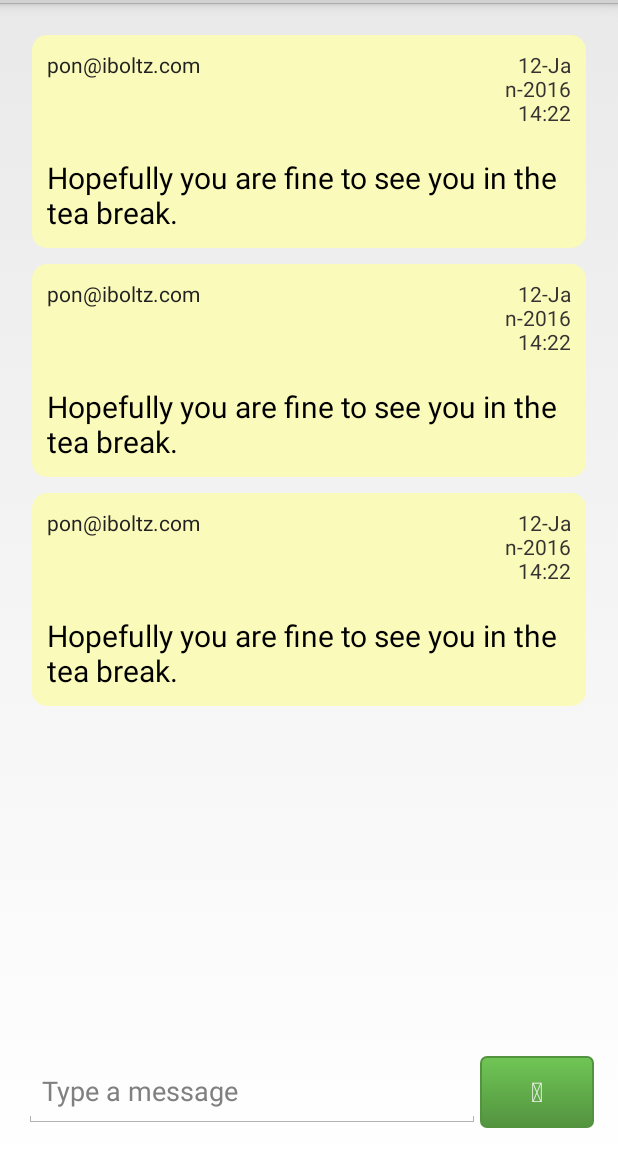
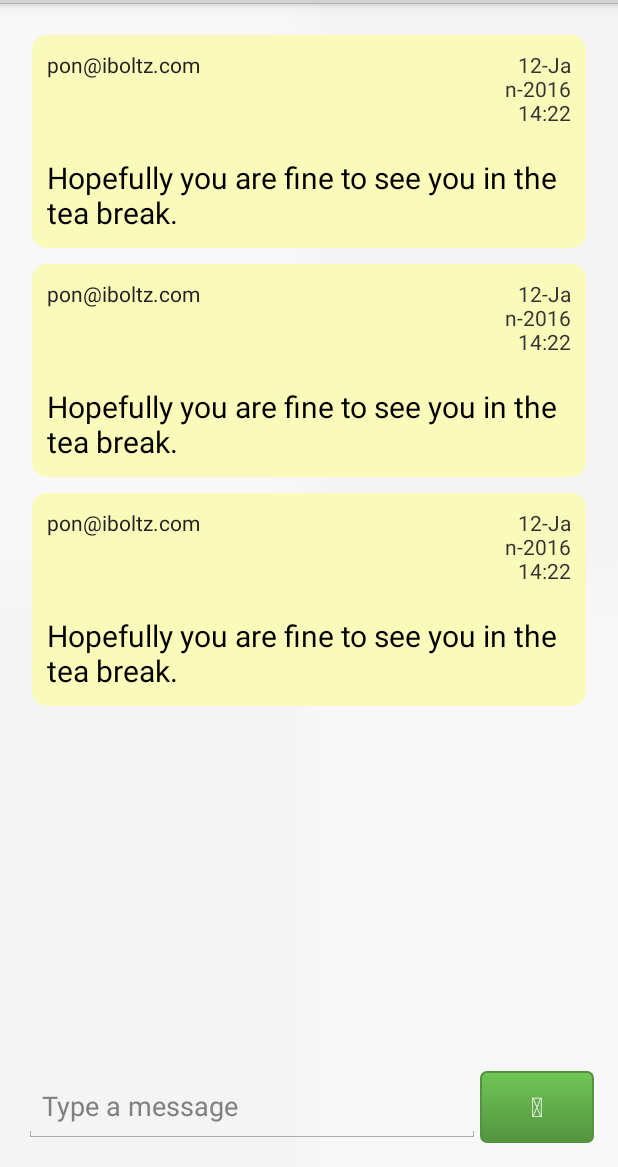
Before and after one commit to iBoltz/ExpatMig, an Android app: the layout activity_chat.xml on its own in the app's theme, with its tools: preview values and no code run, on a phone screen of 412 x 824 dp, the part 69-1236 px from its top. Run offline under Robolectric (Android 15) with nearby library versions, the phone set to English and light mode, and no system bars.

Commit message:
whity :android

```diff
--- a/iBoltz.ExpatMig.Android/ExpatMig/app/src/main/AndroidManifest.xml
+++ b/iBoltz.ExpatMig.Android/ExpatMig/app/src/main/AndroidManifest.xml
@@ -37,7 +37,7 @@
 
     <application
         android:allowBackup="true"
-        android:icon="@mipmap/ic_launcher"
+        android:icon="@mipmap/iboltzlogo"
         android:label="@string/app_name"
         android:theme="@style/AppBaseTheme" >
 
--- a/iBoltz.ExpatMig.Android/ExpatMig/app/src/main/java/iboltz/expatmig/adapters/ChatMessageAdapter.java
+++ b/iBoltz.ExpatMig.Android/ExpatMig/app/src/main/java/iboltz/expatmig/adapters/ChatMessageAdapter.java
@@ -2,6 +2,7 @@ package iboltz.expatmig.adapters;
 
 import android.content.Context;
 import android.text.TextUtils;
+import android.view.Gravity;
 import android.view.LayoutInflater;
 import android.view.View;
 import android.view.ViewGroup;
@@ -52,7 +53,9 @@ public class ChatMessageAdapter extends ArrayAdapter<TopicsModel> {
                     .findViewById(R.id.lblUserName);
             TextView lblCreatedDate = (TextView) rowView
                     .findViewById(R.id.lblCreatedDate);
-
+if(item.CreatedBy == AppCache.HisUserID){
+    lblRightSideMsg.setGravity(Gravity.RIGHT);
+}
 
             lblRightSideMsg.setText(item.Description);
             lblRightSideMsg.setTypeface(AppCache.FontQuickRegular);
--- a/iBoltz.ExpatMig.Android/ExpatMig/app/src/main/java/iboltz/expatmig/facades/UsersFacade.java
+++ b/iBoltz.ExpatMig.Android/ExpatMig/app/src/main/java/iboltz/expatmig/facades/UsersFacade.java
@@ -3,6 +3,7 @@ package iboltz.expatmig.facades;
 import android.app.Activity;
 import android.content.Context;
 import android.util.Property;
+import android.widget.Toast;
 
 import com.google.gson.Gson;
 import com.google.gson.reflect.TypeToken;
@@ -127,6 +128,10 @@ public class UsersFacade {
                 Wc.setOnResponseReceivedListener(new WebClientListeners() {
                     @Override
                     public void OnResponseReceived(WebClientEventObject e) {
+                        if(e.ResponseData.equals("-1")){
+                            Toast.makeText(CurrentContext, "Invalid! Please Register", Toast.LENGTH_SHORT).show();
+                            return;
+                        }
                         LocalCache ThatItemFromCache = PushToLocalStore(e.ResponseData, "HasLoggedIn");
                         LocalCache UserNameToCache = PushToLocalStore(UserName, "UserName");
                         RaiseOnProcesFinished(ThatItemFromCache);
--- a/iBoltz.ExpatMig.Android/ExpatMig/app/src/main/java/iboltz/expatmig/models/TopicsModel.java
+++ b/iBoltz.ExpatMig.Android/ExpatMig/app/src/main/java/iboltz/expatmig/models/TopicsModel.java
@@ -16,5 +16,5 @@ public class TopicsModel {
     public int SeqNo;
     public int ModifiedBy;
     public String ModifiedDate;
-
+public  int UserDeviceID;
 }
--- a/iBoltz.ExpatMig.Android/ExpatMig/app/src/main/java/iboltz/expatmig/utils/NetworkStateManager.java
+++ b/iBoltz.ExpatMig.Android/ExpatMig/app/src/main/java/iboltz/expatmig/utils/NetworkStateManager.java
@@ -72,7 +72,7 @@ public class NetworkStateManager {
 				NetworkInfo netInfo = cm.getActiveNetworkInfo();
 				if (netInfo != null && netInfo.isConnected()) {
 					try {
-						String WebService = "http://" + params[0];
+						String WebService = "https://" + params[0];
 						URL url = new URL(WebService);   // Change to "http://google.com" for www  test.
 						HttpURLConnection urlc = (HttpURLConnection) url.openConnection();
 						urlc.setConnectTimeout(10 * 1000);          // 10 s.
--- a/iBoltz.ExpatMig.Android/ExpatMig/app/src/main/res/layout/activity_chat.xml
+++ b/iBoltz.ExpatMig.Android/ExpatMig/app/src/main/res/layout/activity_chat.xml
@@ -1,10 +1,13 @@
 <LinearLayout xmlns:android="http://schemas.android.com/apk/res/android"
-    xmlns:tools="http://schemas.android.com/tools" android:layout_width="match_parent"
-    android:layout_height="match_parent" android:paddingLeft="@dimen/activity_horizontal_margin"
+    xmlns:tools="http://schemas.android.com/tools" android:layout_width="fill_parent"
+    android:layout_height="fill_parent" android:paddingLeft="@dimen/activity_horizontal_margin"
     android:paddingRight="@dimen/activity_horizontal_margin"
     android:paddingTop="@dimen/activity_vertical_margin"
     android:paddingBottom="@dimen/activity_vertical_margin" tools:context=".ChatActivity"
-    android:orientation="vertical">
+    android:tileMode="repeat"
+    android:orientation="vertical"
+    android:background="@drawable/ps_neutral"
+    android:id="@+id/lnrbg">
 
     <ListView
         android:id="@+id/lvChat"
@@ -24,8 +27,7 @@
         android:layout_alignParentLeft="true"
         android:layout_alignParentStart="true"
         android:layout_alignParentBottom="true"
-        android:paddingTop="@dimen/padding_m"
-        android:paddingBottom="@dimen/padding_m">
+        android:paddingTop="@dimen/padding_m">
 
         <EditText
             android:id="@+id/txtMsg"
```
Also changed, not shown: iBoltz.ExpatMig.Android/ExpatMig/app/src/main/java/iboltz/expatmig/screens/ChatActivity.java (+14 -0 lines), iBoltz.ExpatMig.Android/ExpatMig/app/src/main/java/iboltz/expatmig/screens/SplashActivity.java (+11 -1 lines), iBoltz.ExpatMig.Android/ExpatMig/app/src/main/java/iboltz/expatmig/utils/WebServiceUrls.java (+18 -18 lines), iBoltz.ExpatMig.Android/ExpatMig/app/src/main/res/layout/activity_splash.xml (+14 -8 lines), iBoltz.ExpatMig.Android/ExpatMig/app/src/main/res/drawable/ps_neutral.png (added), iBoltz.ExpatMig.Android/ExpatMig/app/src/main/res/mipmap-hdpi/iboltzlogo.png (added), iBoltz.ExpatMig.Android/ExpatMig/app/src/main/res/mipmap-mdpi/iboltzlogo.png (added), iBoltz.ExpatMig.Android/ExpatMig/app/src/main/res/mipmap-xhdpi/iboltzlogo.png (added), iBoltz.ExpatMig.Android/ExpatMig/app/src/main/res/mipmap-xxhdpi/iboltzlogo.png (added).
